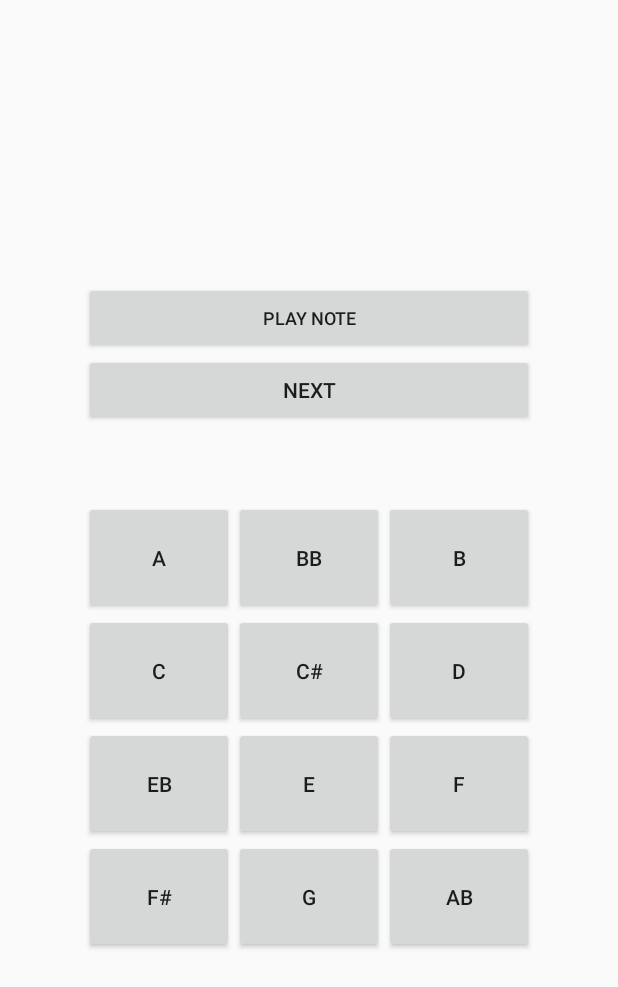
After one commit to AlecM33/TuneTrain, an Android app: the layout fragment_note.xml on its own in the app's theme, with its tools: preview values and no code run, on a phone screen of 412 x 824 dp. The commit adds this screen. Shown: the top 987 px of the screen. Run offline under Robolectric (Android 15) with nearby library versions, the phone set to English and light mode, and no system bars.

Commit message:
added separate views for note and spotify modes

```diff
--- a/app/src/main/java/com/example/alec/tunetrain/SoundBoardFragment.java
+++ b/app/src/main/java/com/example/alec/tunetrain/SoundBoardFragment.java
@@ -1,16 +1,12 @@
 package com.example.alec.tunetrain;
 
 import android.content.Intent;
-import android.graphics.Color;
 import android.media.AudioManager;
 import android.media.SoundPool;
 import android.os.AsyncTask;
 import android.os.Build;
 import android.os.Bundle;
-import android.support.v4.app.DialogFragment;
 import android.support.v4.app.Fragment;
-import android.support.v4.app.FragmentManager;
-import android.support.v4.app.FragmentTransaction;
 import android.util.Log;
 import android.view.LayoutInflater;
 import android.view.View;
@@ -19,7 +15,6 @@ import android.widget.AdapterView;
 import android.widget.ArrayAdapter;
 import android.widget.Button;
 import android.widget.Spinner;
-import android.widget.TextView;
 import android.widget.Toast;
 
 import com.example.alec.tunetrain.Entities.Guess;
@@ -142,12 +137,16 @@ public class SoundBoardFragment extends Fragment implements View.OnClickListener
                 if (this.trainingMode.equals("Spotify")) {
                     mSpotify.play();
                 } else {
-                    mPlayButton.setEnabled(false);
-                    playNextNote();
+                    playRandomNote(false);
                 }
                 break;
             case R.id.next:
-                mSpotify.nextTrack();
+                if (this.trainingMode.equals("Spotify")) {
+                    mSpotify.nextTrack();
+                } else {
+                    mNextButton.setEnabled(false);
+                    playRandomNote(true);
+                }
                 break;
             case R.id.pad1:
                 mSoundPool.play(sounds[0], 1, 1, 0, 0, 1);
@@ -271,32 +270,33 @@ public class SoundBoardFragment extends Fragment implements View.OnClickListener
 
     private void startTrainingMode(LayoutInflater inflater, ViewGroup container) {
         getActivity().setTitle("TuneTrain - " + trainingMode + " Training");
-        v = inflater.inflate(R.layout.fragment_training, container, false);
-        mPlayButton = v.findViewById(R.id.play);
-        mPlayButton.setOnClickListener(this);
-        mNextButton = v.findViewById(R.id.next);
-        mNextButton.setOnClickListener(this);
+        if (this.trainingMode.equals("Spotify")) {
+            v = inflater.inflate(R.layout.fragment_spotify, container, false);
+            setOnClickListeners();
+            startSpotifyMode();
+        } else {
+            v = inflater.inflate(R.layout.fragment_note, container, false);
+            setOnClickListeners();
+
+        }
+        toast = Toast.makeText(getActivity(), "CORRECT", Toast.LENGTH_SHORT);
+
+
+    }
+    private void startSpotifyMode() {
+
         mPrevButton = v.findViewById(R.id.prev);
         mPrevButton.setOnClickListener(this);
-        mPrevButton.setEnabled(false);
-        mNextButton.setEnabled(false);
 
-        toast = Toast.makeText(getActivity(), "CORRECT", Toast.LENGTH_SHORT);
+        mPlaylistButton = v.findViewById(R.id.playlist);
+        mPlaylistButton.setOnClickListener(this);
 
-        setOnClickListeners();
-
-        if (this.trainingMode.equals("Spotify")) {
-            startSpotifyMode();
-        }
-    }
-
-    private void startSpotifyMode() {
+        mPlayButton.setText(R.string.spotify_play);
 
         mPlayButton.setEnabled(false);
-        mPlayButton.setText(R.string.spotify_play);
-        mPlaylistButton = v.findViewById(R.id.playlist);
+        mNextButton.setEnabled(false);
+        mPrevButton.setEnabled(false);
         mPlaylistButton.setEnabled(true);
-        mPlaylistButton.setOnClickListener(this);
         mSpotify = SpotifySession.getSpotifyInstance(getActivity());
     }
 
@@ -353,6 +353,13 @@ public class SoundBoardFragment extends Fragment implements View.OnClickListener
     }
 
     private void setOnClickListeners() {
+        mPlayButton = v.findViewById(R.id.play);
+        mPlayButton.setOnClickListener(this);
+
+        mNextButton = v.findViewById(R.id.next);
+        mNextButton.setOnClickListener(this);
+        mNextButton.setEnabled(false);
+
         //set up onclick listeners for buttons
         for(int i = 0; i <BUTTON_IDS.length; i++) {
             Button button = v.findViewById(BUTTON_IDS[i]);
@@ -365,8 +372,10 @@ public class SoundBoardFragment extends Fragment implements View.OnClickListener
 
         }
     }
-    public void playNextNote() {
-        rIndex = r.nextInt(currentPads.length);
+    public void playRandomNote(boolean newNote) {
+        if (newNote) {
+            rIndex = r.nextInt(currentPads.length);
+        }
         randomNote = currentPads[rIndex].noteName;
         mSoundPool.play(sounds[rIndex], 1, 1, 0, 0, 1);
 
@@ -379,7 +388,7 @@ public class SoundBoardFragment extends Fragment implements View.OnClickListener
                 Log.d(TAG, "CORRECT");
                 toast.setText("CORRECT");
                 toast.show();
-                mPlayButton.setEnabled(true);
+                mNextButton.setEnabled(true);
             } else {
                 db.guessDao().insert(new Guess("training", false, this.startOfSession));
                 toast.setText("INCORRECT, TRY AGAIN");
--- /dev/null
+++ b/app/src/main/res/layout-land/fragment_note.xml
@@ -0,0 +1,6 @@
+<?xml version="1.0" encoding="utf-8"?>
+<android.support.constraint.ConstraintLayout
+    xmlns:android="http://schemas.android.com/apk/res/android" android:layout_width="match_parent"
+    android:layout_height="match_parent">
+
+</android.support.constraint.ConstraintLayout>
--- /dev/null
+++ b/app/src/main/res/layout/fragment_note.xml
@@ -0,0 +1,109 @@
+
+<LinearLayout xmlns:android="http://schemas.android.com/apk/res/android"
+    android:layout_width="wrap_content"
+    android:layout_height="wrap_content"
+    android:layout_gravity="center"
+    android:orientation="vertical">
+
+    <LinearLayout
+        android:layout_width="match_parent"
+        android:layout_height="match_parent"
+        android:layout_marginBottom="50dp"
+        android:orientation="vertical">
+
+        <Button
+            android:text="PLAY NOTE"
+            android:textSize="12dp"
+            android:id="@+id/play"
+            android:layout_width="match_parent"
+            android:layout_height="wrap_content" />
+
+        <Button
+            android:text="NEXT"
+            android:id="@+id/next"
+            android:layout_width="match_parent"
+            android:layout_height="wrap_content" />
+
+
+
+    </LinearLayout>
+
+
+
+    <GridLayout xmlns:android="http://schemas.android.com/apk/res/android"
+        android:layout_width="wrap_content"
+        android:layout_height="wrap_content"
+        android:layout_gravity="center"
+        android:columnCount="3"
+        android:orientation="horizontal">
+
+        <Button android:text="A"
+            android:id="@+id/pad1"
+            android:width="100dp"
+            android:height="75dp"/>
+
+        <Button
+            android:text="Bb"
+            android:id="@+id/pad2"
+            android:width="100dp"
+            android:height="75dp"/>
+
+        <Button
+            android:text="B"
+            android:id="@+id/pad3"
+            android:width="100dp"
+            android:height="75dp"/>
+
+        <Button
+            android:text="C"
+            android:id="@+id/pad4"
+            android:width="100dp"
+            android:height="75dp" />
+
+        <Button
+            android:text="C#"
+            android:id="@+id/pad5"
+            android:width="100dp"
+            android:height="75dp" />
+
+        <Button
+            android:text="D"
+            android:id="@+id/pad6"
+            android:width="100dp"
+            android:height="75dp" />
+
+        <Button
+            android:text="Eb"
+            android:id="@+id/pad7"
+            android:width="100dp"
+            android:height="75dp" />
+
+        <Button
+            android:text="E"
+            android:id="@+id/pad8"
+            android:width="100dp"
+            android:height="75dp" />
+
+        <Button android:text="F"
+            android:id="@+id/pad9"
+            android:width="100dp"
+            android:height="75dp"/>
+
+        <Button android:text="F#"
+            android:id="@+id/pad10"
+            android:width="100dp"
+            android:height="75dp"/>
+
+        <Button android:text="G"
+            android:id="@+id/pad11"
+            android:width="100dp"
+            android:height="75dp"/>
+
+        <Button android:text="Ab"
+            android:id="@+id/pad12"
+            android:width="100dp"
+            android:height="75dp"/>
+
+    </GridLayout>
+
+</LinearLayout>
```
Also changed, not shown: app/src/main/res/layout-land/fragment_spotify.xml (renamed from app/src/main/res/layout-land/fragment_training.xml), app/src/main/res/layout/fragment_spotify.xml (renamed from app/src/main/res/layout/fragment_training.xml).
